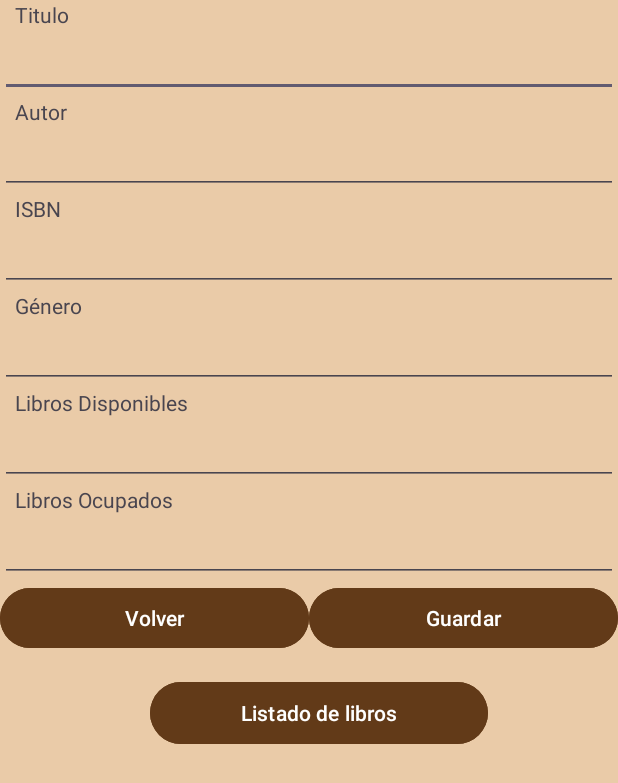
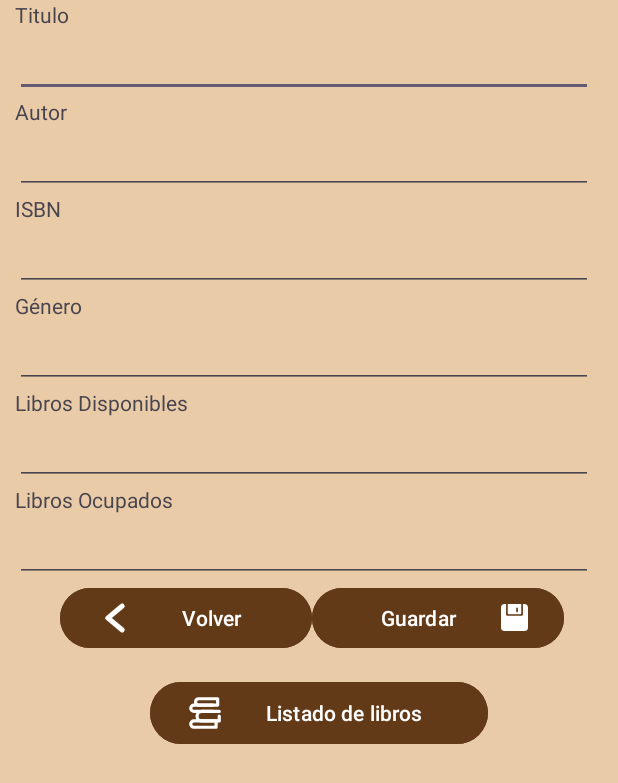
Before and after one commit to Crisaww/Android, an Android app: the layout fragment_guardar_libro.xml on its own in the app's theme, with its tools: preview values and no code run, on a phone screen of 412 x 824 dp. Shown: the top 783 px of the screen. Run offline under Robolectric (Android 15) with nearby library versions, the phone set to English and light mode, and no system bars; Roboto replaces fonts that are not available here.

Commit message:
Hice modificación

```diff
--- a/CrudBiblioteca/app/src/main/java/com/example/crudbiblioteca/detalleLibroFragment.kt
+++ b/CrudBiblioteca/app/src/main/java/com/example/crudbiblioteca/detalleLibroFragment.kt
@@ -52,7 +52,7 @@ class detalleLibroFragment : Fragment() {
 
 
     //Se asigna un id existente temporal
-    private var id:Int=12
+    private var id:Int=0
 
     fun consultarLibro(){
         /*
--- /dev/null
+++ b/CrudBiblioteca/app/src/main/res/drawable/arrow_back_left_svgrepo_com.xml
@@ -0,0 +1,11 @@
+<vector xmlns:android="http://schemas.android.com/apk/res/android"
+    android:width="800dp"
+    android:height="800dp"
+    android:viewportWidth="96"
+    android:viewportHeight="96">
+  <path
+      android:strokeWidth="1"
+      android:pathData="M39.376,48.002l30.47,-25.39a6.003,6.003 0,0 0,-7.688 -9.223L26.156,43.391a6.009,6.009 0,0 0,0 9.223L62.158,82.615a6.003,6.003 0,0 0,7.688 -9.223Z"
+      android:fillColor="#ffffff"
+      android:strokeColor="#ffffff"/>
+</vector>
--- /dev/null
+++ b/CrudBiblioteca/app/src/main/res/drawable/back_square_svgrepo_com.xml
@@ -0,0 +1,9 @@
+<vector xmlns:android="http://schemas.android.com/apk/res/android"
+    android:width="800dp"
+    android:height="800dp"
+    android:viewportWidth="24"
+    android:viewportHeight="24">
+  <path
+      android:pathData="M16.19,2H7.81C4.17,2 2,4.17 2,7.81V16.18C2,19.83 4.17,22 7.81,22H16.18C19.82,22 21.99,19.83 21.99,16.19V7.81C22,4.17 19.83,2 16.19,2ZM13.92,16.13H9C8.59,16.13 8.25,15.79 8.25,15.38C8.25,14.97 8.59,14.63 9,14.63H13.92C15.2,14.63 16.25,13.59 16.25,12.3C16.25,11.01 15.21,9.97 13.92,9.97H8.85L9.11,10.23C9.4,10.53 9.4,11 9.1,11.3C8.95,11.45 8.76,11.52 8.57,11.52C8.38,11.52 8.19,11.45 8.04,11.3L6.47,9.72C6.18,9.43 6.18,8.95 6.47,8.66L8.04,7.09C8.33,6.8 8.81,6.8 9.1,7.09C9.39,7.38 9.39,7.86 9.1,8.15L8.77,8.48H13.92C16.03,8.48 17.75,10.2 17.75,12.31C17.75,14.42 16.03,16.13 13.92,16.13Z"
+      android:fillColor="#ffffff"/>
+</vector>
--- /dev/null
+++ b/CrudBiblioteca/app/src/main/res/drawable/books_library_knowledge_svgrepo_com.xml
@@ -0,0 +1,18 @@
+<vector xmlns:android="http://schemas.android.com/apk/res/android"
+    android:width="800dp"
+    android:height="800dp"
+    android:viewportWidth="24"
+    android:viewportHeight="24">
+  <path
+      android:pathData="M20,8H8A3,3 0,0 1,8 2H20a1,1 0,0 1,1 1V7A1,1 0,0 1,20 8ZM8,4A1,1 0,0 0,8 6H19V4Z"
+      android:fillColor="#ffffff"/>
+  <path
+      android:pathData="M19,22H5a3,3 0,0 1,0 -6H19a1,1 0,0 1,1 1v4A1,1 0,0 1,19 22ZM5,18a1,1 0,0 0,0 2H18V18Z"
+      android:fillColor="#ffffff"/>
+  <path
+      android:pathData="M17,12H5A3,3 0,0 1,5 6H17a1,1 0,0 1,0 2H5a1,1 0,0 0,0 2H17a1,1 0,0 1,0 2Z"
+      android:fillColor="#ffffff"/>
+  <path
+      android:pathData="M21,18H10a4,4 0,0 1,0 -8H21a1,1 0,0 1,0 2H10a2,2 0,0 0,0 4H20V14a1,1 0,0 1,2 0v3A1,1 0,0 1,21 18Z"
+      android:fillColor="#ffffff"/>
+</vector>
--- /dev/null
+++ b/CrudBiblioteca/app/src/main/res/drawable/save_floppy_svgrepo_com.xml
@@ -0,0 +1,12 @@
+<vector xmlns:android="http://schemas.android.com/apk/res/android"
+    android:width="800dp"
+    android:height="800dp"
+    android:viewportWidth="32"
+    android:viewportHeight="32">
+  <path
+      android:pathData="M18,5C18,4.447 18.448,4 19,4C19.552,4 20,4.447 20,5L20,9C20,9.553 19.552,10 19,10C18.448,10 18,9.553 18,9L18,5L18,5ZM9,12L23,12C23.552,12 24,11.553 24,11L24,0L8,0L8,11C8,11.553 8.448,12 9,12L9,12ZM28,0L26,0L26,12C26,13.104 25.104,14 24,14L8,14C6.896,14 6,13.104 6,12L6,0L4,0C1.791,0 0,1.791 0,4L0,28C0,30.209 1.791,32 4,32L28,32C30.209,32 32,30.209 32,28L32,4C32,1.791 30.209,0 28,0L28,0Z"
+      android:strokeWidth="1"
+      android:fillColor="#ffffff"
+      android:fillType="evenOdd"
+      android:strokeColor="#00000000"/>
+</vector>
--- a/CrudBiblioteca/app/src/main/res/layout/fragment_detalle_libro.xml
+++ b/CrudBiblioteca/app/src/main/res/layout/fragment_detalle_libro.xml
@@ -35,7 +35,7 @@
             app:layout_constraintVertical_bias="0.203">
 
             <TextView
-                android:id="@+id/txtTitulo"
+                android:id="@+id/lblTitulo"
                 android:layout_width="match_parent"
                 android:layout_height="31dp"
                 android:text="Titulo:" />
@@ -54,7 +54,7 @@
                 android:text="Autor:" />
 
             <EditText
-                android:id="@+id/lblAutor"
+                android:id="@+id/txtAutor"
                 android:layout_width="match_parent"
                 android:layout_height="45dp"
                 android:ems="10"
@@ -93,7 +93,7 @@
                 android:text="Libros disponibles:" />
 
             <EditText
-                android:id="@+id/lblDisponibles"
+                android:id="@+id/txtDisponibles"
                 android:layout_width="match_parent"
                 android:layout_height="45dp"
                 android:ems="10"
--- a/CrudBiblioteca/app/src/main/res/layout/fragment_guardar_libro.xml
+++ b/CrudBiblioteca/app/src/main/res/layout/fragment_guardar_libro.xml
@@ -32,10 +32,11 @@
 
                 <EditText
                     android:id="@+id/txtTitulo"
-                    android:layout_width="match_parent"
+                    android:layout_width="385dp"
                     android:layout_height="wrap_content"
                     android:ems="10"
-                    android:inputType="text" />
+                    android:inputType="text"
+                    android:translationX="10dp" />
 
                 <TextView
                     android:id="@+id/lblAutor"
@@ -48,10 +49,11 @@
 
                 <EditText
                     android:id="@+id/txtAutor"
-                    android:layout_width="match_parent"
+                    android:layout_width="385dp"
                     android:layout_height="wrap_content"
                     android:ems="10"
-                    android:inputType="text" />
+                    android:inputType="text"
+                    android:translationX="10dp" />
 
                 <TextView
                     android:id="@+id/lblIsbn"
@@ -63,10 +65,11 @@
 
                 <EditText
                     android:id="@+id/txtIsbn"
-                    android:layout_width="match_parent"
+                    android:layout_width="385dp"
                     android:layout_height="wrap_content"
                     android:ems="10"
-                    android:inputType="text" />
+                    android:inputType="text"
+                    android:translationX="10dp" />
 
                 <TextView
                     android:id="@+id/lblGenero"
@@ -78,10 +81,11 @@
 
                 <EditText
                     android:id="@+id/txtGenero"
-                    android:layout_width="match_parent"
+                    android:layout_width="385dp"
                     android:layout_height="wrap_content"
                     android:ems="10"
-                    android:inputType="text" />
+                    android:inputType="text"
+                    android:translationX="10dp" />
 
                 <TextView
                     android:id="@+id/lblDisponibles"
@@ -93,10 +97,11 @@
 
                 <EditText
                     android:id="@+id/txtDisponibles"
-                    android:layout_width="match_parent"
+                    android:layout_width="385dp"
                     android:layout_height="wrap_content"
                     android:ems="10"
-                    android:inputType="text" />
+                    android:inputType="text"
+                    android:translationX="10dp" />
 
                 <TextView
                     android:id="@+id/lblOcupados"
@@ -108,10 +113,11 @@
 
                 <EditText
                     android:id="@+id/txtOcupados"
-                    android:layout_width="match_parent"
+                    android:layout_width="385dp"
                     android:layout_height="wrap_content"
                     android:ems="10"
-                    android:inputType="text" />
+                    android:inputType="text"
+                    android:translationX="10dp" />
 
                 <LinearLayout
                     android:layout_width="match_parent"
@@ -120,26 +126,32 @@
                     android:orientation="vertical">
 
                     <LinearLayout
-                        android:layout_width="match_parent"
+                        android:layout_width="336dp"
                         android:layout_height="61dp"
                         android:layout_weight="1"
-                        android:orientation="horizontal">
+                        android:orientation="horizontal"
+                        android:translationX="40dp">
 
                         <Button
                             android:id="@+id/btnVolver"
-                            android:layout_width="225dp"
+                            android:layout_width="125dp"
                             android:layout_height="wrap_content"
                             android:layout_weight="1"
                             android:backgroundTint="@color/cafeoscuro"
-                            android:text="Volver" />
+                            android:text="Volver"
+                            app:icon="@drawable/arrow_back_left_svgrepo_com"
+                            app:iconGravity="start"
+                            app:iconSize="25dp" />
 
                         <Button
                             android:id="@+id/btnGuardar"
-                            android:layout_width="225dp"
+                            android:layout_width="125dp"
                             android:layout_height="wrap_content"
                             android:layout_weight="1"
                             android:backgroundTint="@color/cafeoscuro"
-                            android:text="Guardar" />
+                            android:text="Guardar"
+                            app:icon="@drawable/save_floppy_svgrepo_com"
+                            app:iconGravity="end" />
 
                     </LinearLayout>
 
@@ -150,7 +162,9 @@
                         android:layout_weight="1"
                         android:backgroundTint="@color/cafeoscuro"
                         android:text="Listado de libros"
-                        android:translationX="100dp" />
+                        android:translationX="100dp"
+                        app:icon="@drawable/books_library_knowledge_svgrepo_com"
+                        app:iconSize="25dp" />
 
                 </LinearLayout>
             </LinearLayout>
```
